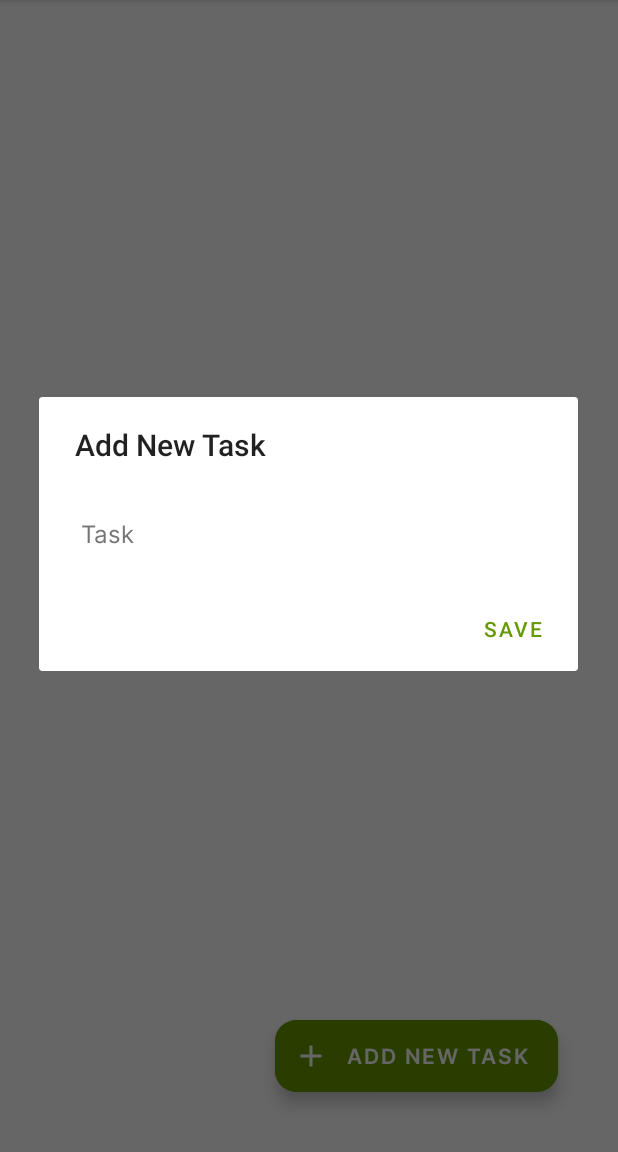
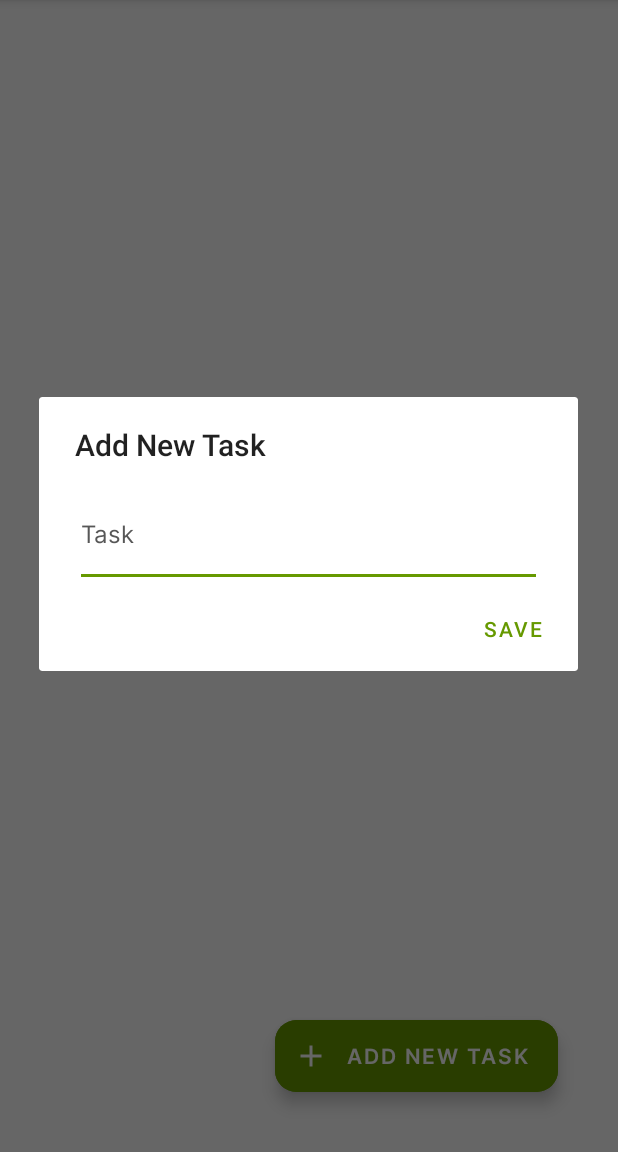
Before and after one commit to matyoo-timoti/MyTodo, an Android app: the screen it shows after launch (MainActivity), after a tap on "ADD NEW TASK", on a phone screen of 412 x 824 dp, the part 84-1236 px from its top. Run offline under Robolectric (Android 15) with nearby library versions, the phone set to English and light mode, and no system bars.

```diff
--- a/app/src/main/java/com/asterisk/mytodo/MainActivity.java
+++ b/app/src/main/java/com/asterisk/mytodo/MainActivity.java
@@ -1,7 +1,7 @@
 package com.asterisk.mytodo;
 
+import android.annotation.SuppressLint;
 import android.content.ContentValues;
-import android.net.Uri;
 import android.os.Bundle;
 import android.text.TextUtils;
 import android.util.Log;
@@ -17,7 +17,6 @@ import androidx.annotation.NonNull;
 import androidx.appcompat.app.AlertDialog;
 import androidx.appcompat.app.AppCompatActivity;
 import androidx.appcompat.app.AppCompatDelegate;
-import androidx.recyclerview.widget.LinearLayoutManager;
 import androidx.recyclerview.widget.RecyclerView;
 
 import com.google.android.material.floatingactionbutton.ExtendedFloatingActionButton;
@@ -26,7 +25,9 @@ import java.util.ArrayList;
 
 public class MainActivity extends AppCompatActivity {
     private ToDoDbHelper dbHelper;
-    ArrayList<ToDoModel> allTasks;
+    ArrayList<ToDoModel> list;
+
+    ToDoAdapter toDoAdapter;
     TextView txtViewEmptyList;
 
     @Override
@@ -34,27 +35,26 @@ public class MainActivity extends AppCompatActivity {
         super.onCreate(savedInstanceState);
         setContentView(R.layout.activity_main);
 
+        // Set Light mode as default
         AppCompatDelegate.setDefaultNightMode(AppCompatDelegate.MODE_NIGHT_NO);
 
         // Continue drawing the main activity views.
-        RecyclerView bookListView = findViewById(R.id.taskListView);
-        LinearLayoutManager linearLayoutManager = new LinearLayoutManager(this);
-        bookListView.setLayoutManager(linearLayoutManager);
-        bookListView.setHasFixedSize(true);
+        RecyclerView recyclerView = findViewById(R.id.taskListView);
+        recyclerView.setHasFixedSize(true);
 
         dbHelper = new ToDoDbHelper(this);
-        allTasks = dbHelper.listOfTasks();
+        list = dbHelper.listOfTasks();
+
+        toDoAdapter = new ToDoAdapter(this, list);
+        recyclerView.setAdapter(toDoAdapter);
+
         txtViewEmptyList = findViewById(R.id.textViewNoItem);
-
-        ToDoAdapter bkAdapter = new ToDoAdapter(this, allTasks);
-        bookListView.setAdapter(bkAdapter);
-
-        if (allTasks.size() > 0) {
+        if (list.size() > 0) {
             txtViewEmptyList.setVisibility(View.GONE);
-            bookListView.setVisibility(View.VISIBLE);
+            recyclerView.setVisibility(View.VISIBLE);
         } else {
             txtViewEmptyList.setVisibility(View.VISIBLE);
-            bookListView.setVisibility(View.GONE);
+            recyclerView.setVisibility(View.GONE);
         }
 
         // Floating button on click
@@ -70,11 +70,13 @@ public class MainActivity extends AppCompatActivity {
     }
 
     // Menu buttons
+    @SuppressLint("NotifyDataSetChanged")
     @Override
     public boolean onOptionsItemSelected(@NonNull MenuItem item) {
         dbHelper.deleteAll();
         Toast.makeText(MainActivity.this, "All books have been deleted", Toast.LENGTH_LONG).show();
         finish();
+        toDoAdapter.notifyDataSetChanged();
         startActivity(getIntent());
         return true;
     }
@@ -111,10 +113,11 @@ public class MainActivity extends AppCompatActivity {
                 /* Insert task using provider */
                 try {
                     ContentValues values = getValues(newTask.getTask(), newTask.getStatus());
-                    Uri uri = getContentResolver().insert(ToDoProvider.CONTENT_URI, values);
-                }catch (Exception ex) {
+                    getContentResolver().insert(ToDoProvider.CONTENT_URI, values);
+                } catch (Exception ex) {
                     Log.e("Insert", ex.toString());
                 }
+
                 Toast.makeText(this, "New task added", Toast.LENGTH_LONG).show();
                 dialog.dismiss();
                 finish();
--- a/app/src/main/java/com/asterisk/mytodo/ToDoProvider.java
+++ b/app/src/main/java/com/asterisk/mytodo/ToDoProvider.java
@@ -17,7 +17,7 @@ import androidx.annotation.Nullable;
 import java.util.Objects;
 
 public class ToDoProvider extends ContentProvider {
-    static final String PROVIDER_NAME = "com.asterisk.myToDo"; //Provider name
+    static final String PROVIDER_NAME = "com.asterisk.mytodo.PROVIDER"; //Provider authority
     static final String URL = "content://" + PROVIDER_NAME + "/todo"; //Provider URL
     public static final Uri CONTENT_URI = Uri.parse(URL); //Content URL in URI format
 
--- /dev/null
+++ b/app/src/main/res/drawable/custom_text_cursor.xml
@@ -0,0 +1,5 @@
+<?xml version="1.0" encoding="utf-8"?>
+<shape xmlns:android="http://schemas.android.com/apk/res/android" android:shape="rectangle" >
+    <size android:width="1dp" />
+    <solid android:color="#4CAF50"/>
+</shape>
--- a/app/src/main/res/layout/activity_main.xml
+++ b/app/src/main/res/layout/activity_main.xml
@@ -7,6 +7,7 @@
     tools:context=".MainActivity">
 
     <androidx.recyclerview.widget.RecyclerView
+        app:layoutManager="androidx.recyclerview.widget.LinearLayoutManager"
         android:id="@+id/taskListView"
         android:layout_width="0dp"
         android:layout_height="0dp"
--- a/app/src/main/res/layout/dialog_add_book_layout.xml
+++ b/app/src/main/res/layout/dialog_add_book_layout.xml
@@ -1,7 +1,6 @@
 <?xml version="1.0" encoding="utf-8"?>
 <androidx.constraintlayout.widget.ConstraintLayout xmlns:android="http://schemas.android.com/apk/res/android"
     xmlns:app="http://schemas.android.com/apk/res-auto"
-    xmlns:tools="http://schemas.android.com/tools"
     android:layout_width="match_parent"
     android:layout_height="wrap_content">
 
@@ -12,20 +11,21 @@
         android:layout_marginStart="24dp"
         android:layout_marginTop="24dp"
         android:layout_marginEnd="24dp"
-        android:ems="10"
+        android:backgroundTint="@android:color/holo_green_dark"
         android:fontFamily="@font/inter_regular"
+        android:gravity="start|top"
         android:hint="@string/s_task"
         android:importantForAutofill="no"
-        android:gravity="start|top"
         android:inputType="textMultiLine"
         android:maxHeight="200pt"
         android:maxLength="2000"
         android:maxLines="4"
+        android:paddingBottom="24dp"
         android:scrollHorizontally="false"
         android:singleLine="false"
-        android:paddingBottom="24dp"
         android:textAlignment="viewStart"
-        android:textColorHint="#757575"
+        android:textColorHint="#575757"
+        android:textCursorDrawable="@drawable/custom_text_cursor"
         android:textSize="16sp"
         app:layout_constraintEnd_toEndOf="parent"
         app:layout_constraintHorizontal_bias="0.0"
--- a/app/src/main/res/menu/menu_main.xml
+++ b/app/src/main/res/menu/menu_main.xml
@@ -5,6 +5,6 @@
     <item
         android:id="@+id/action_settings"
         android:orderInCategory="100"
-        android:title="@string/action_settings"
+        android:title="@string/del_all"
         app:showAsAction="never" />
 </menu>
--- a/app/src/main/res/values/strings.xml
+++ b/app/src/main/res/values/strings.xml
@@ -17,4 +17,5 @@
     <string name="ed_task">Edit task</string>
     <string name="del_task">delete task</string>
     <string name="s_task">Task</string>
+    <string name="del_all">Delete all tasks</string>
 </resources>
```
Also changed, not shown: app/src/main/AndroidManifest.xml (+4 -3 lines), app/src/main/java/com/asterisk/mytodo/ToDoAdapter.java (+8 -5 lines).
